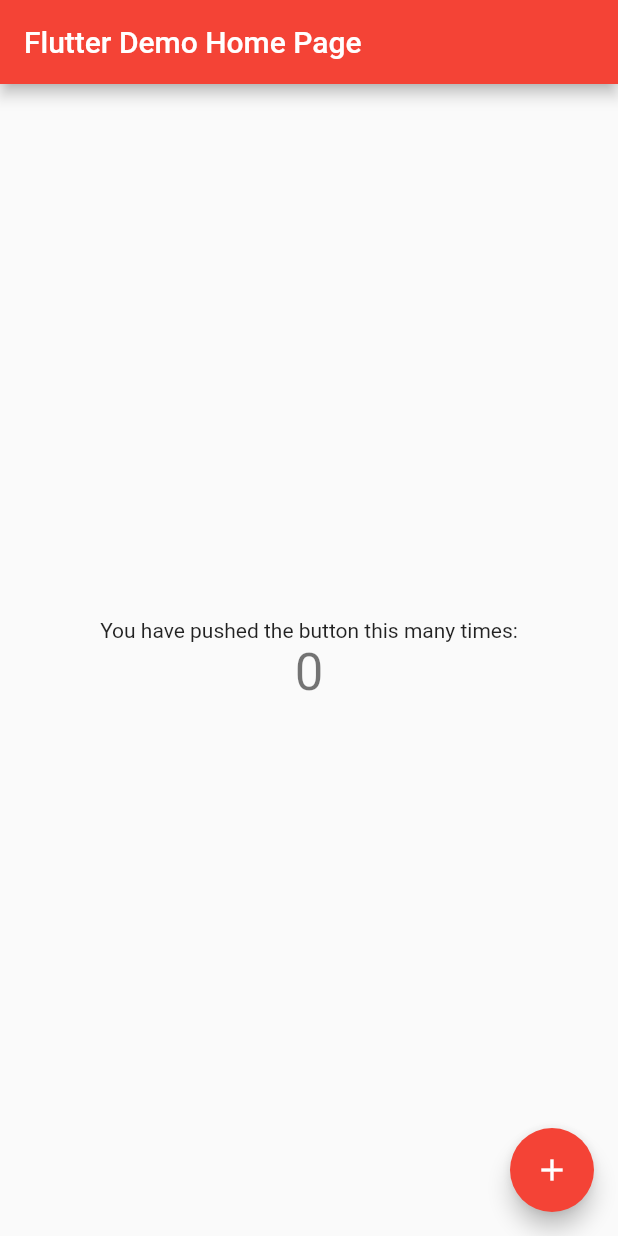
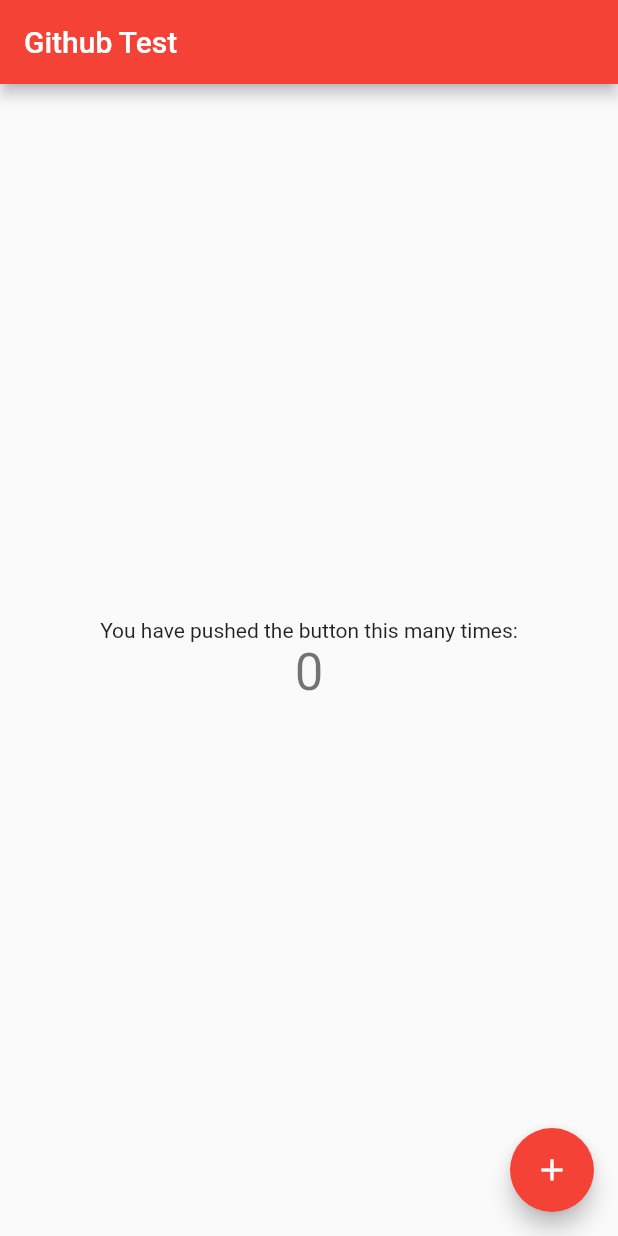
Before and after one commit to Flutter-Training-G/github_test, a Flutter app: the screen it shows after launch, on a phone screen of 412 x 824 dp. Run offline on Flutter 3.47's test engine with Material 2 defaults, Android fonts, the phone set to English and light mode, and no system bars.

Commit message:
Changed Title to Github test.

```diff
--- a/lib/main.dart
+++ b/lib/main.dart
@@ -24,7 +24,7 @@ class MyApp extends StatelessWidget {
         // is not restarted.
         primarySwatch: Colors.red,
       ),
-      home: const MyHomePage(title: 'Flutter Demo Home Page'),
+      home: const MyHomePage(title: 'Github Test'),
     );
   }
 }
```
